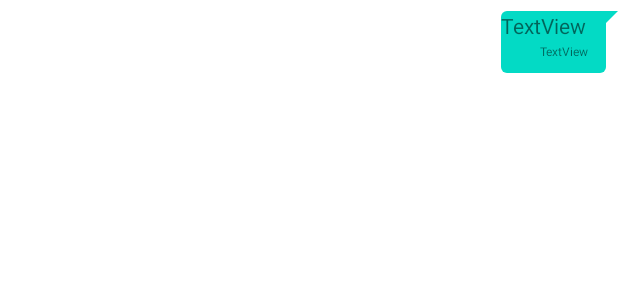
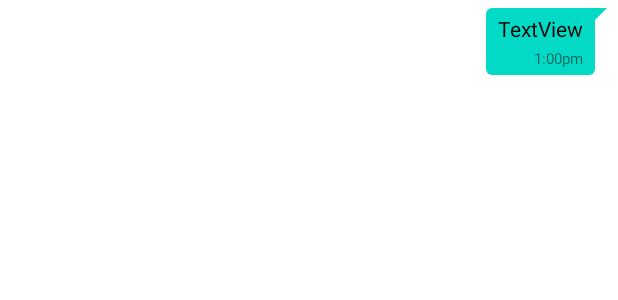
Before and after one commit to DaRkSoUl1690/ChattingApp, an Android app: the layout sample_.xml on its own in the app's theme, with its tools: preview values and no code run, on a phone screen of 412 x 824 dp. Shown: the top 300 px of the screen. Run offline under Robolectric (Android 15) with nearby library versions, the phone set to English and light mode, and no system bars.

Commit message:
second Commit

```diff
--- a/app/src/main/res/layout/sample_.xml
+++ b/app/src/main/res/layout/sample_.xml
@@ -1,59 +1,57 @@
 <?xml version="1.0" encoding="utf-8"?>
 <RelativeLayout xmlns:android="http://schemas.android.com/apk/res/android"
-    xmlns:app="http://schemas.android.com/apk/res-auto"
     xmlns:tools="http://schemas.android.com/tools"
-    android:layout_width="match_parent"
-    android:layout_height="match_parent">
+    android:layout_width="wrap_content"
+    android:layout_height="wrap_content"
+    xmlns:app="http://schemas.android.com/apk/res-auto">
 
     <androidx.constraintlayout.widget.ConstraintLayout
 
         android:layout_width="wrap_content"
         android:layout_height="wrap_content"
-        android:layout_alignParentRight="true"
+        android:layout_alignParentEnd="true"
         android:layout_marginLeft="5dp"
-        android:layout_marginTop="7dp"
+        android:layout_marginTop="5dp"
+        android:layout_marginRight="7dp"
         android:background="@drawable/back_snder"
+        android:maxWidth="310dp"
         android:maxHeight="400dp"
-        android:maxWidth="310dp"
         android:minHeight="30dp">
 
-        <TextView
-            android:id="@+id/sendermsg"
-            android:layout_width="62dp"
-            android:layout_height="21dp"
-            android:text="TextView"
-            app:layout_constraintBottom_toTopOf="@+id/sendertime"
-            app:layout_constraintEnd_toStartOf="@+id/guideline2"
-            app:layout_constraintHorizontal_bias="0.014"
-            app:layout_constraintStart_toStartOf="parent"
-            app:layout_constraintTop_toTopOf="parent"
-            app:layout_constraintVertical_bias="0.0" />
-
-        <TextView
-            android:id="@+id/sendertime"
-            android:layout_width="57dp"
-            android:layout_height="9dp"
-            android:layout_marginBottom="4dp"
-            android:layout_marginEnd="4dp"
-            android:gravity="center|right"
-            android:text="TextView"
-            android:textSize="8sp"
-            app:layout_constraintBottom_toBottomOf="parent"
-            app:layout_constraintEnd_toStartOf="@+id/guideline2"
-            app:layout_constraintHorizontal_bias="1.0"
-            app:layout_constraintStart_toStartOf="parent"
-            app:layout_constraintTop_toTopOf="parent"
-            app:layout_constraintVertical_bias="0.761" />
-
         <androidx.constraintlayout.widget.Guideline
-            android:id="@+id/guideline2"
-            android:layout_width="wrap_content"
+            android:id="@+id/guideline3"
+            android:layout_width="match_parent"
             android:layout_height="wrap_content"
             android:orientation="vertical"
             app:layout_constraintGuide_end="16dp" />
 
+        <TextView
+            android:id="@+id/sendermsg"
+            android:layout_width="wrap_content"
+            android:layout_height="wrap_content"
+            android:layout_marginLeft="8dp"
+            android:layout_marginTop="4dp"
+            android:layout_marginBottom="3dp"
+            android:inputType="textLongMessage|textMultiLine"
+            android:maxWidth="270dp"
+            android:minWidth="50dp"
+            android:text="TextView"
+            android:textColor="@color/black"
+            app:layout_constraintBottom_toTopOf="@id/sendertime"
+            app:layout_constraintStart_toStartOf="parent"
+            app:layout_constraintTop_toTopOf="parent"
+            app:layout_constraintEnd_toStartOf="@id/guideline3"/>
+
+        <TextView
+            android:id="@+id/sendertime"
+            android:layout_width="wrap_content"
+            android:layout_height="wrap_content"
+            android:layout_marginBottom="4dp"
+            android:text="1:00pm"
+
+            android:textSize="10dp"
+            app:layout_constraintBottom_toBottomOf="parent"
+            app:layout_constraintEnd_toStartOf="@+id/guideline3" />
+
     </androidx.constraintlayout.widget.ConstraintLayout>
-
-
-
 </RelativeLayout>
```
Also changed, not shown: app/src/main/AndroidManifest.xml (+6 -2 lines), app/src/main/java/com/vedant/chattingapp/chatDetail.java (+83 -2 lines), app/src/main/res/layout/activity_chat_detail.xml (+49 -42 lines), app/src/main/res/layout/sample_reciever.xml (+4 -3 lines).
